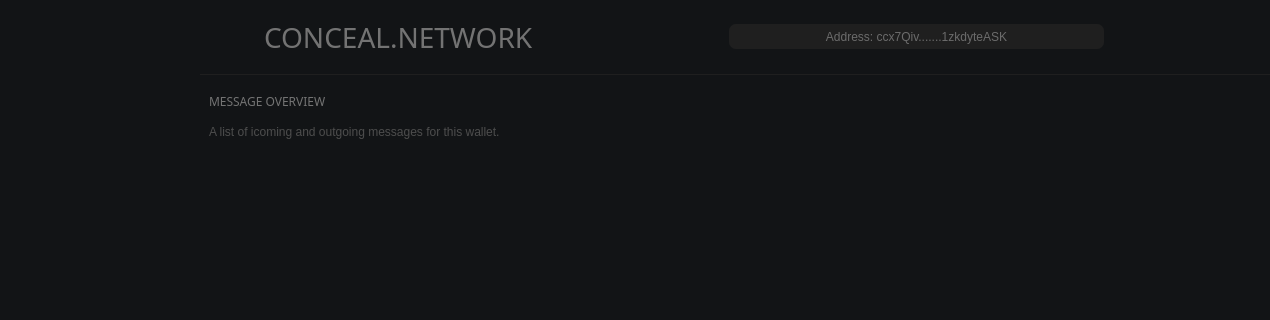
This is src/gui/ui/overviewframe.ui in ConcealNetwork/conceal-desktop as Qt 5 draws it before an edit; both pictures show x 0 to 1270 and y 0 to 320 of the 1270 by 650 pixel window. The edited form follows.
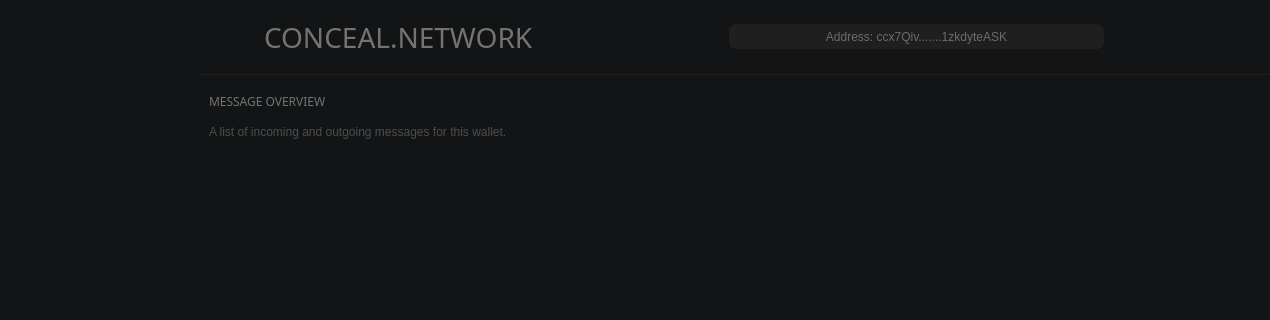
This is the edited form. Icons and pictures are not drawn.

Commit message: Fix incoming typo

Patch:
```diff
--- a/src/gui/ui/overviewframe.ui
+++ b/src/gui/ui/overviewframe.ui
@@ -7632,7 +7632,7 @@
          <item>
           <widget class="QLabel" name="label_4">
            <property name="text">
-            <string>A list of icoming and outgoing messages for this wallet. </string>
+            <string>A list of incoming and outgoing messages for this wallet. </string>
            </property>
           </widget>
          </item>
```
